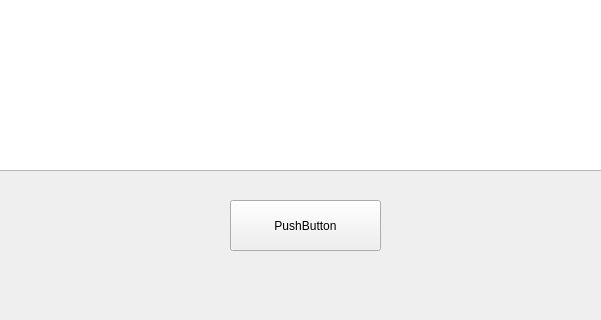
Above: main.ui from denbagger/coffee before the change; both pictures show x 100 to 701 and y 280 to 600 of the 800 by 600 pixel window. Below: the same form after it.
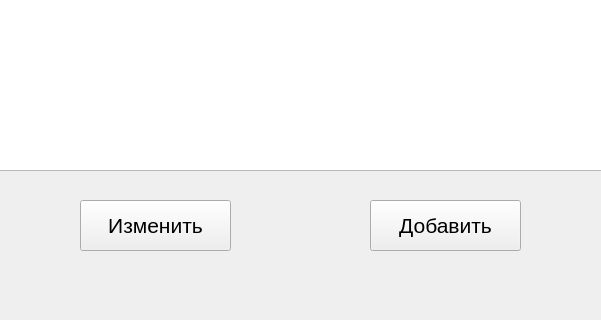
That is the form after the change.

Commit message: капучино

What changed in the file:
```diff
--- a/main.ui
+++ b/main.ui
@@ -62,26 +62,39 @@
    <widget class="QPushButton" name="pushButton">
     <property name="geometry">
      <rect>
-      <x>330</x>
+      <x>180</x>
       <y>480</y>
       <width>151</width>
       <height>51</height>
      </rect>
     </property>
+    <property name="font">
+     <font>
+      <pointsize>16</pointsize>
+     </font>
+    </property>
     <property name="text">
-     <string>PushButton</string>
+     <string>Изменить</string>
     </property>
    </widget>
-  </widget>
-  <widget class="QMenuBar" name="menubar">
+   <widget class="QPushButton" name="addButton">
    <property name="geometry">
     <rect>
-     <x>0</x>
-     <y>0</y>
-     <width>800</width>
-     <height>21</height>
-    </rect>
-   </property>
+      <x>470</x>
+      <y>480</y>
+      <width>151</width>
+      <height>51</height>
+     </rect>
+    </property>
+    <property name="font">
+     <font>
+      <pointsize>16</pointsize>
+     </font>
+    </property>
+    <property name="text">
+     <string>Добавить</string>
+    </property>
+   </widget>
   </widget>
   <widget class="QStatusBar" name="statusbar"/>
  </widget>
```
Left out of the diff: 2 changed lines with no effect on the pictures. Lines whose indentation alone changed are shown as unchanged. The commit also changes 2 other files.
